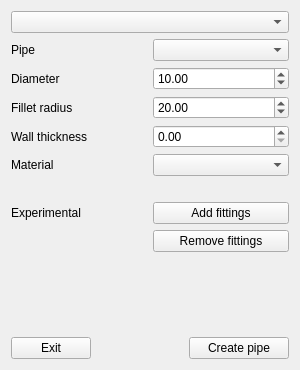
Old version of the form utils/addFC_Pipe.ui in the repository GS90/addFC.
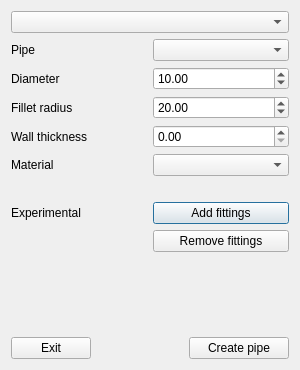
New version of the form.

Diff of the .ui file:
```diff
--- a/utils/addFC_Pipe.ui
+++ b/utils/addFC_Pipe.ui
@@ -2,7 +2,7 @@
 <ui version="4.0">
  <author>Golodnikov Sergey</author>
  <class>Form</class>
- <widget class="QWidget" name="Form">
+ <widget class="QDialog" name="Form">
   <property name="geometry">
    <rect>
     <x>0</x>
```
